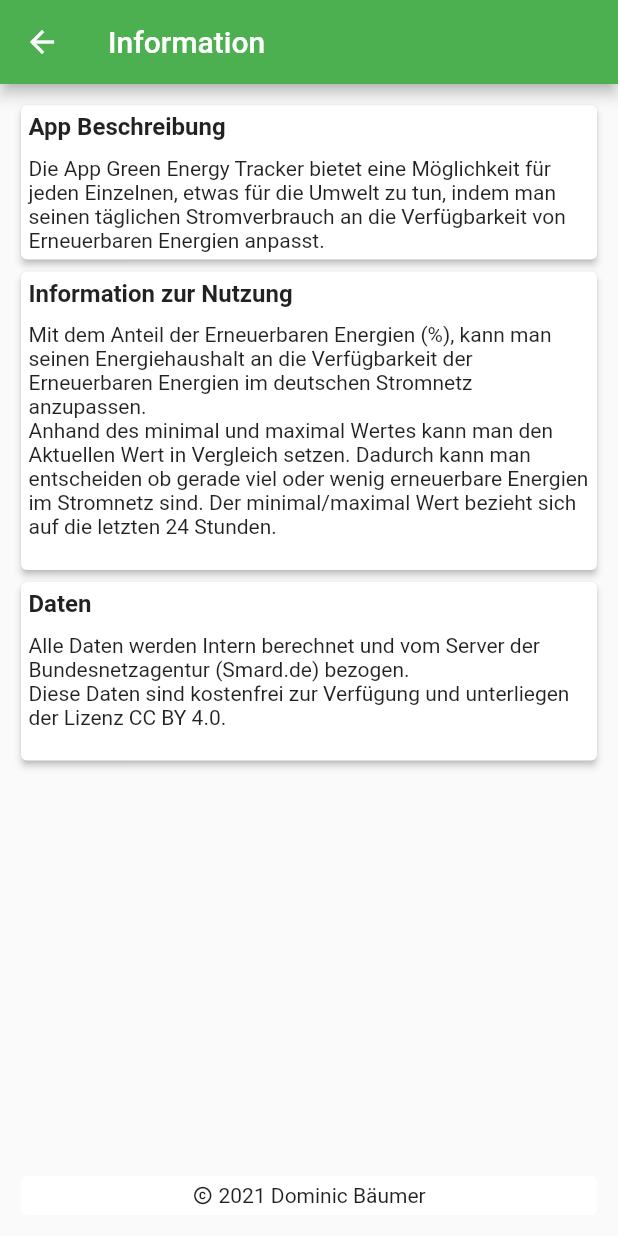
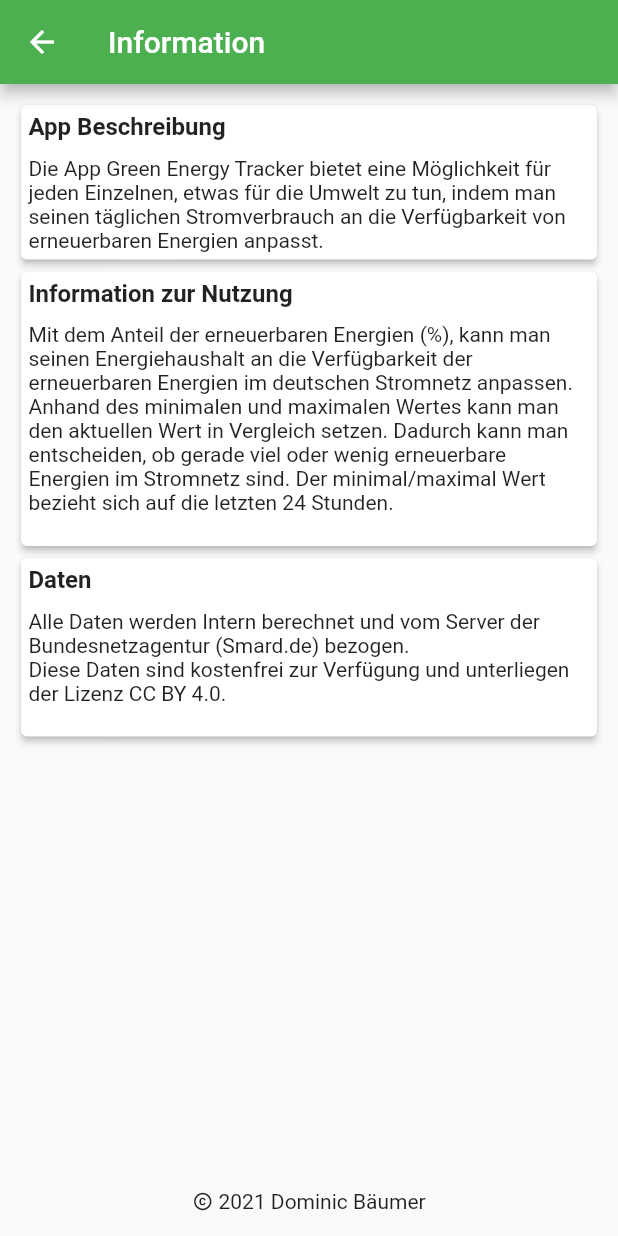
Before and after one commit to shroominic/Green-Energy-Tracker, a Flutter app: the InfoPage screen opened directly, on a phone screen of 412 x 824 dp. Run offline on Flutter 3.47's test engine with Material 2 defaults, Android fonts, the phone set to English and light mode, and no system bars; our stand-ins replace csv; statements that could not run were skipped.

Commit message:
text correction

```diff
--- a/lib/info.dart
+++ b/lib/info.dart
@@ -10,10 +10,10 @@ class InfoPage extends StatefulWidget {
 
 class _InfoPageState extends State<InfoPage> {
 
-String beschreibung = '''Die App Green Energy Tracker bietet eine Möglichkeit für jeden Einzelnen, etwas für die Umwelt zu tun, indem man seinen täglichen Stromverbrauch an die Verfügbarkeit von Erneuerbaren Energien anpasst.''';
+String beschreibung = '''Die App Green Energy Tracker bietet eine Möglichkeit für jeden Einzelnen, etwas für die Umwelt zu tun, indem man seinen täglichen Stromverbrauch an die Verfügbarkeit von erneuerbaren Energien anpasst.''';
 String erklaerungsText = '''
-Mit dem Anteil der Erneuerbaren Energien (%), kann man seinen Energiehaushalt an die Verfügbarkeit der Erneuerbaren Energien im deutschen Stromnetz anzupassen.
-Anhand des minimal und maximal Wertes kann man den Aktuellen Wert in Vergleich setzen. Dadurch kann man entscheiden ob gerade viel oder wenig erneuerbare Energien im Stromnetz sind. Der minimal/maximal Wert bezieht sich auf die letzten 24 Stunden.
+Mit dem Anteil der erneuerbaren Energien (%), kann man seinen Energiehaushalt an die Verfügbarkeit der erneuerbaren Energien im deutschen Stromnetz anpassen.
+Anhand des minimalen und maximalen Wertes kann man den aktuellen Wert in Vergleich setzen. Dadurch kann man entscheiden, ob gerade viel oder wenig erneuerbare Energien im Stromnetz sind. Der minimal/maximal Wert bezieht sich auf die letzten 24 Stunden.
 ''';
 String datenText = '''
 Alle Daten werden Intern berechnet und vom Server der Bundesnetzagentur (Smard.de) bezogen.
@@ -87,10 +87,7 @@ String lizenz = ''' 2021 Dominic Bäumer''';
                   ),
               ),
               Spacer(),
-              Card(
-                elevation: 0,
-                borderOnForeground: true,
-                child: Column(
+              Column(
                 mainAxisAlignment: MainAxisAlignment.center,
                 crossAxisAlignment: CrossAxisAlignment.start,
                 children: [
@@ -106,7 +103,6 @@ String lizenz = ''' 2021 Dominic Bäumer''';
                       )
                   ],
                 ),
-              ),
             ],
           ),
         ),
```
Lines whose indentation alone changed are shown as unchanged.
